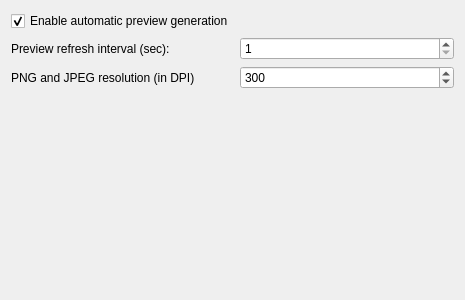
Above: src/cirkuit_general_settings.ui from KDE/cirkuit before the change. Below: the same form after it.
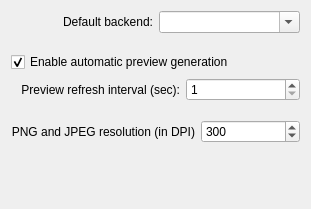
That is the form after the change. Custom widgets are drawn as their Qt base class.

Commit message: Fixed initialization of backend

Patch:
```diff
--- a/src/cirkuit_general_settings.ui
+++ b/src/cirkuit_general_settings.ui
@@ -6,8 +6,8 @@
    <rect>
     <x>0</x>
     <y>0</y>
-    <width>465</width>
-    <height>300</height>
+    <width>311</width>
+    <height>209</height>
    </rect>
   </property>
   <property name="windowTitle">
@@ -15,15 +15,81 @@
   </property>
   <layout class="QVBoxLayout" name="verticalLayout">
    <item>
-    <layout class="QGridLayout" name="gridLayout">
-     <item row="1" column="0">
+    <layout class="QHBoxLayout" name="horizontalLayout_3">
+     <item>
+      <widget class="QLabel" name="label_3">
+       <property name="text">
+        <string>Default backend:</string>
+       </property>
+       <property name="alignment">
+        <set>Qt::AlignRight|Qt::AlignTrailing|Qt::AlignVCenter</set>
+       </property>
+      </widget>
+     </item>
+     <item>
+      <widget class="KComboBox" name="kcfg_DefaultBackend">
+       <property name="editable">
+        <bool>true</bool>
+       </property>
+      </widget>
+     </item>
+    </layout>
+   </item>
+   <item>
+    <spacer name="verticalSpacer_3">
+     <property name="orientation">
+      <enum>Qt::Vertical</enum>
+     </property>
+     <property name="sizeType">
+      <enum>QSizePolicy::Minimum</enum>
+     </property>
+     <property name="sizeHint" stdset="0">
+      <size>
+       <width>20</width>
+       <height>13</height>
+      </size>
+     </property>
+    </spacer>
+   </item>
+   <item>
+    <widget class="QCheckBox" name="kcfg_AutoRefresh">
+     <property name="text">
+      <string>Enable automatic preview generation</string>
+     </property>
+     <property name="checked">
+      <bool>true</bool>
+     </property>
+    </widget>
+   </item>
+   <item>
+    <layout class="QHBoxLayout" name="horizontalLayout">
+     <item>
+      <spacer name="horizontalSpacer">
+       <property name="orientation">
+        <enum>Qt::Horizontal</enum>
+       </property>
+       <property name="sizeType">
+        <enum>QSizePolicy::Fixed</enum>
+       </property>
+       <property name="sizeHint" stdset="0">
+        <size>
+         <width>10</width>
+         <height>20</height>
+        </size>
+       </property>
+      </spacer>
+     </item>
+     <item>
       <widget class="QLabel" name="label">
        <property name="text">
         <string>Preview refresh interval (sec):</string>
        </property>
+       <property name="alignment">
+        <set>Qt::AlignRight|Qt::AlignTrailing|Qt::AlignVCenter</set>
+       </property>
       </widget>
      </item>
-     <item row="1" column="1">
+     <item>
       <widget class="QSpinBox" name="kcfg_RefreshInterval">
        <property name="minimum">
         <number>1</number>
@@ -39,14 +105,37 @@
        </property>
       </widget>
      </item>
-     <item row="2" column="0">
+    </layout>
+   </item>
+   <item>
+    <spacer name="verticalSpacer_2">
+     <property name="orientation">
+      <enum>Qt::Vertical</enum>
+     </property>
+     <property name="sizeType">
+      <enum>QSizePolicy::Minimum</enum>
+     </property>
+     <property name="sizeHint" stdset="0">
+      <size>
+       <width>20</width>
+       <height>13</height>
+      </size>
+     </property>
+    </spacer>
+   </item>
+   <item>
+    <layout class="QHBoxLayout" name="horizontalLayout_2">
+     <item>
       <widget class="QLabel" name="label_2">
        <property name="text">
         <string>PNG and JPEG resolution (in DPI)</string>
        </property>
+       <property name="alignment">
+        <set>Qt::AlignRight|Qt::AlignTrailing|Qt::AlignVCenter</set>
+       </property>
       </widget>
      </item>
-     <item row="2" column="1">
+     <item>
       <widget class="QSpinBox" name="kcfg_ResolutionPpm">
        <property name="minimum">
         <number>10</number>
@@ -62,33 +151,30 @@
        </property>
       </widget>
      </item>
-     <item row="0" column="0">
-      <widget class="QCheckBox" name="kcfg_AutoRefresh">
-       <property name="text">
-        <string>Enable automatic preview generation</string>
-       </property>
-       <property name="checked">
-        <bool>true</bool>
-       </property>
-      </widget>
-     </item>
-     <item row="3" column="0" colspan="2">
-      <spacer name="verticalSpacer">
-       <property name="orientation">
-        <enum>Qt::Vertical</enum>
-       </property>
-       <property name="sizeHint" stdset="0">
-        <size>
-         <width>20</width>
-         <height>40</height>
-        </size>
-       </property>
-      </spacer>
-     </item>
     </layout>
    </item>
+   <item>
+    <spacer name="verticalSpacer">
+     <property name="orientation">
+      <enum>Qt::Vertical</enum>
+     </property>
+     <property name="sizeHint" stdset="0">
+      <size>
+       <width>20</width>
+       <height>36</height>
+      </size>
+     </property>
+    </spacer>
+   </item>
   </layout>
  </widget>
+ <customwidgets>
+  <customwidget>
+   <class>KComboBox</class>
+   <extends>QComboBox</extends>
+   <header>kcombobox.h</header>
+  </customwidget>
+ </customwidgets>
  <resources/>
  <connections>
   <connection>
```
The commit also changes 3 other files.
